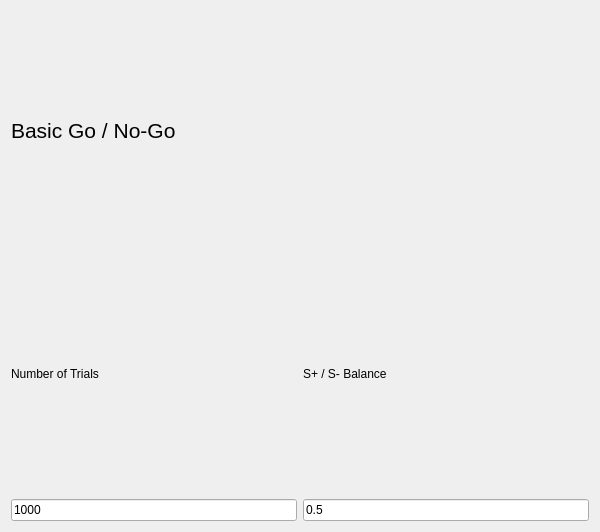
First picture: the form in UI/BasicGNGUI.ui, repository RoboDoig/schedule-generator, before the edit.
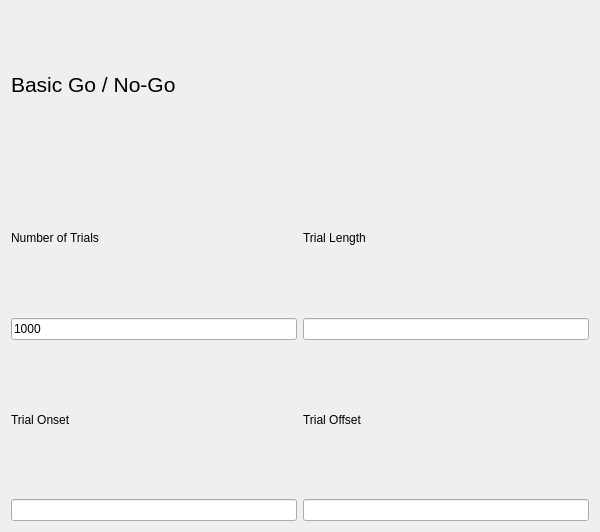
Second picture: the form after the edit.

Commit message: Basic schedule view implemented

```diff
--- a/UI/BasicGNGUI.ui
+++ b/UI/BasicGNGUI.ui
@@ -14,6 +14,9 @@
    <string>Form</string>
   </property>
   <layout class="QGridLayout" name="gridLayout">
+   <item row="4" column="1">
+    <widget class="QLineEdit" name="offsetEdit"/>
+   </item>
    <item row="2" column="0">
     <widget class="QLineEdit" name="lineEdit">
      <property name="text">
@@ -21,27 +24,30 @@
      </property>
     </widget>
    </item>
-   <item row="2" column="1">
-    <widget class="QLineEdit" name="lineEdit_2">
+   <item row="3" column="1">
+    <widget class="QLabel" name="label_4">
      <property name="text">
-      <string>0.5</string>
+      <string>Trial Offset</string>
      </property>
     </widget>
    </item>
-   <item row="1" column="1">
+   <item row="3" column="0">
     <widget class="QLabel" name="label_2">
      <property name="text">
-      <string>S+ / S- Balance</string>
+      <string>Trial Onset</string>
      </property>
     </widget>
    </item>
-   <item row="1" column="0">
-    <widget class="QLabel" name="label">
+   <item row="1" column="1">
+    <widget class="QLabel" name="label_5">
      <property name="text">
-      <string>Number of Trials</string>
+      <string>Trial Length</string>
      </property>
     </widget>
    </item>
+   <item row="2" column="1">
+    <widget class="QLineEdit" name="trialLengthEdit"/>
+   </item>
    <item row="0" column="0" colspan="2">
     <widget class="QLabel" name="label_3">
      <property name="font">
@@ -54,6 +60,16 @@
      </property>
     </widget>
    </item>
+   <item row="1" column="0">
+    <widget class="QLabel" name="label">
+     <property name="text">
+      <string>Number of Trials</string>
+     </property>
+    </widget>
+   </item>
+   <item row="4" column="0">
+    <widget class="QLineEdit" name="onsetEdit"/>
+   </item>
   </layout>
  </widget>
  <resources/>
```
Left out of the diff: 2 changed lines with no effect on the pictures. The commit also changes 7 other files.
